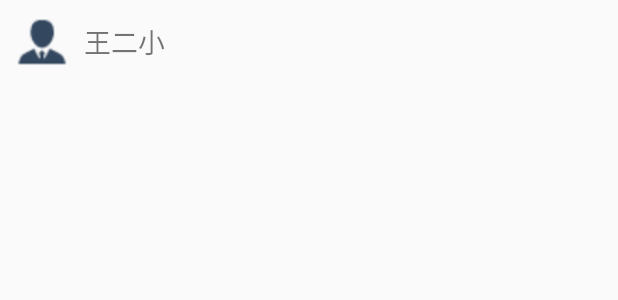
After one commit to SuperApollo/BLEChat, an Android app: the layout contact_item_name.xml on its own in the app's theme, with its tools: preview values and no code run, on a phone screen of 412 x 824 dp. The commit adds this screen. Shown: the top 300 px of the screen. Run offline under Robolectric (Android 15) with nearby library versions, the phone set to English and light mode, and no system bars.

Commit message:
通讯录界面更新

```diff
--- /dev/null
+++ b/BLEChat/app/src/main/res/layout/contact_item_name.xml
@@ -0,0 +1,28 @@
+<?xml version="1.0" encoding="utf-8"?>
+<LinearLayout xmlns:android="http://schemas.android.com/apk/res/android"
+    android:layout_width="match_parent"
+    android:layout_height="match_parent"
+    android:orientation="vertical">
+
+    <LinearLayout
+        android:layout_width="match_parent"
+        android:layout_height="wrap_content"
+        android:orientation="horizontal">
+
+        <ImageView
+            android:id="@+id/iv_contactitem_icon"
+            android:layout_width="36dp"
+            android:layout_height="36dp"
+            android:layout_margin="10dp"
+            android:src="@drawable/icon_tab_item_contact" />
+
+        <TextView
+            android:id="@+id/tv_contactitem_name"
+            android:layout_width="match_parent"
+            android:layout_height="wrap_content"
+            android:layout_gravity="center_vertical"
+            android:text="王二小"
+            android:textSize="18sp" />
+    </LinearLayout>
+
+</LinearLayout>
```
Also changed, not shown: BLEChat/app/src/main/java/com/example/administrator/apolloblechat/adapter/ContactAdapter.java (added, +90 -0 lines), BLEChat/app/src/main/java/com/example/administrator/apolloblechat/bean/ContactBean.java (added, +67 -0 lines), BLEChat/app/src/main/java/com/example/administrator/apolloblechat/fragment/ContactFragment.java (+15 -0 lines), BLEChat/app/src/main/res/layout/contact_item_letter.xml (added, +22 -0 lines).
